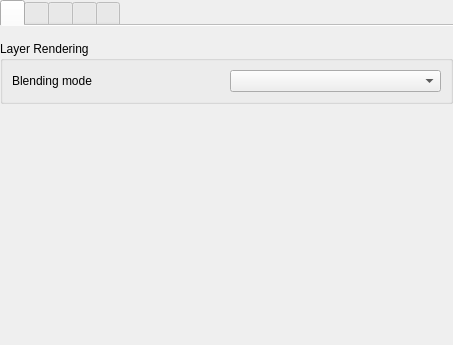
The window that src/ui/mesh/qgsrenderermeshpropswidgetbase.ui (qgis/QGIS) describes before a commit, drawn with Qt 5.
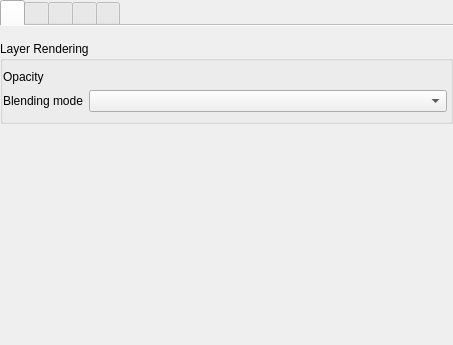
The same window after the commit. Icons and pictures are not drawn. Custom widgets are drawn as their Qt base class.

Commit message:
Add layer opacity widget in mesh layer renderer properties widget
Setting the opacity for mesh layers has worked forever, but only
via API! So users can get in an awkward situation where a layer
is semi-transparent because of a plugin/script and have no
way to change this themselves.

Also... users probably WANT to change this setting themselves ;)

Diff of the .ui file:
```diff
--- a/src/ui/mesh/qgsrenderermeshpropswidgetbase.ui
+++ b/src/ui/mesh/qgsrenderermeshpropswidgetbase.ui
@@ -97,15 +97,14 @@
          <property name="title">
           <string>Layer Rendering</string>
          </property>
-         <layout class="QHBoxLayout" name="horizontalLayout">
-          <item>
-           <widget class="QLabel" name="label">
-            <property name="text">
-             <string>Blending mode</string>
-            </property>
-           </widget>
-          </item>
-          <item>
+         <layout class="QGridLayout" name="gridLayout" columnstretch="0,1">
+          <property name="leftMargin">
+           <number>0</number>
+          </property>
+          <property name="rightMargin">
+           <number>3</number>
+          </property>
+          <item row="1" column="1">
            <widget class="QgsBlendModeComboBox" name="mBlendModeComboBox">
             <property name="minimumSize">
              <size>
@@ -115,6 +114,27 @@
             </property>
            </widget>
           </item>
+          <item row="1" column="0">
+           <widget class="QLabel" name="label">
+            <property name="text">
+             <string>Blending mode</string>
+            </property>
+           </widget>
+          </item>
+          <item row="0" column="0">
+           <widget class="QLabel" name="lblTransparency">
+            <property name="text">
+             <string>Opacity</string>
+            </property>
+           </widget>
+          </item>
+          <item row="0" column="1">
+           <widget class="QgsOpacityWidget" name="mOpacityWidget" native="true">
+            <property name="focusPolicy">
+             <enum>Qt::StrongFocus</enum>
+            </property>
+           </widget>
+          </item>
          </layout>
         </widget>
        </item>
@@ -460,6 +480,17 @@
    <header>qgscollapsiblegroupbox.h</header>
    <container>1</container>
   </customwidget>
+  <customwidget>
+   <class>QgsBlendModeComboBox</class>
+   <extends>QComboBox</extends>
+   <header>qgsblendmodecombobox.h</header>
+  </customwidget>
+  <customwidget>
+   <class>QgsOpacityWidget</class>
+   <extends>QWidget</extends>
+   <header>qgsopacitywidget.h</header>
+   <container>1</container>
+  </customwidget>
   <customwidget>
    <class>QgsMeshRendererScalarSettingsWidget</class>
    <extends>QWidget</extends>
@@ -484,11 +515,6 @@
    <header>mesh/qgsmeshrenderervectorsettingswidget.h</header>
    <container>1</container>
   </customwidget>
-  <customwidget>
-   <class>QgsBlendModeComboBox</class>
-   <extends>QComboBox</extends>
-   <header>qgsblendmodecombobox.h</header>
-  </customwidget>
   <customwidget>
    <class>QgsMeshRenderer3dAveragingWidget</class>
    <extends>QWidget</extends>
```
Left out of the diff: 10 changed lines with no effect on the pictures. The commit also changes 1 other file.
